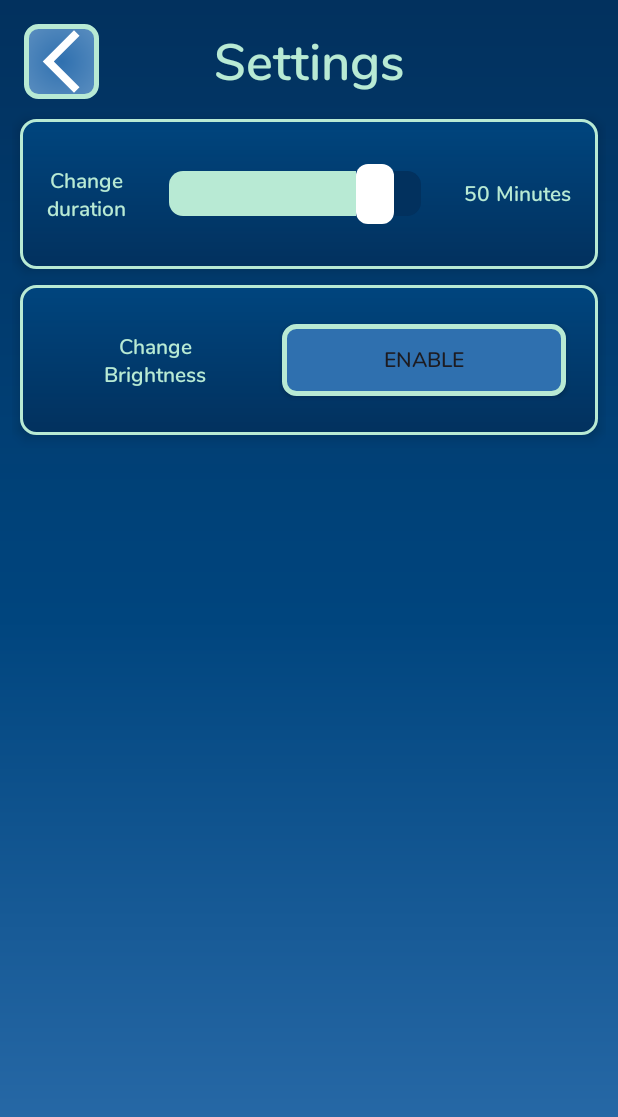
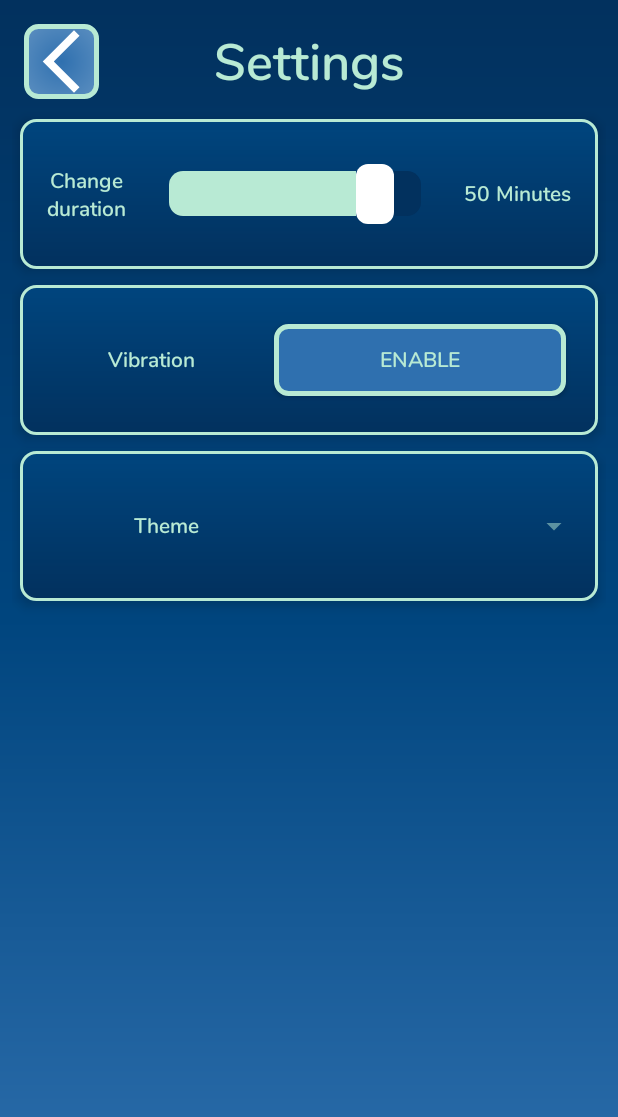
Before and after one commit to RecoNike/Concentrate_, an Android app: the SettingsActivity screen opened directly, with no data from a screen before it, on a phone screen of 412 x 824 dp. Shown: the top 1117 px of the screen. Run offline under Robolectric (Android 15) with nearby library versions, the phone set to English and light mode, and no system bars.

Commit message:
new theme added

```diff
--- a/app/src/main/res/drawable/background_gradient.xml
+++ b/app/src/main/res/drawable/background_gradient.xml
@@ -2,9 +2,9 @@
 <shape xmlns:android="http://schemas.android.com/apk/res/android"
     android:shape="rectangle">
     <gradient
-        android:startColor="@color/bg_gradientStart"
-        android:centerColor="@color/bg_gradientCenter"
-        android:endColor="@color/bg_gradientEnd"
+        android:startColor="?attr/colorPrimary"
+        android:centerColor="?attr/colorPrimaryDark"
+        android:endColor="?attr/colorAccent"
         android:centerY="0.5"
         android:angle="90"
         android:type="linear"/>
--- a/app/src/main/res/drawable/custom_seek_bar.xml
+++ b/app/src/main/res/drawable/custom_seek_bar.xml
@@ -3,7 +3,7 @@
     <!-- color, size, shape height of seekbar -->
     <item android:gravity="center_vertical">
         <shape android:shape="rectangle">
-            <solid android:color="@color/bg_gradientEnd"/>
+            <solid android:color="?attr/colorAccent"/>
             <size android:height="30dp"/>
             <corners android:radius="9dp"/>
         </shape>
@@ -16,7 +16,7 @@
                     android:drawable="@color/black"/>
                 <item>
                     <shape android:shape="rectangle">
-                        <solid android:color="@color/textColor"/>
+                        <solid android:color="?attr/colorOutline"/>
                         <size android:height="30dp"/>
                         <corners android:radius="9dp"/>
                     </shape>
--- a/app/src/main/res/drawable/list_item_bg.xml
+++ b/app/src/main/res/drawable/list_item_bg.xml
@@ -2,8 +2,8 @@
     xmlns:android="http://schemas.android.com/apk/res/android">
     <corners android:radius="10dp"/>
     <gradient
-        android:startColor="@color/bg_gradientEnd"
-        android:endColor="@color/bg_gradientCenter"
+        android:startColor="?attr/colorAccent"
+        android:endColor="?attr/colorPrimaryDark"
         android:gradientRadius="300dp"
         android:angle="90"
         android:type="linear"/>
--- a/app/src/main/res/drawable/settings_button_background.xml
+++ b/app/src/main/res/drawable/settings_button_background.xml
@@ -2,7 +2,7 @@
 <shape xmlns:android="http://schemas.android.com/apk/res/android"
     android:shape="rectangle">
     <gradient
-        android:startColor="@color/bg_gradientStart"
+        android:startColor="?attr/colorPrimary"
         android:centerColor="@color/white"
         android:endColor="@color/white"
         android:gradientRadius="300dp"
@@ -11,7 +11,7 @@
     <corners
         android:radius="8dp"/>
     <stroke
-        android:color="@color/textColor"
+        android:color="?attr/colorOutline"
         android:width="3dp"
         />
 
--- a/app/src/main/res/drawable/start_button_shape.xml
+++ b/app/src/main/res/drawable/start_button_shape.xml
@@ -2,15 +2,15 @@
 <shape xmlns:android="http://schemas.android.com/apk/res/android"
     android:shape="rectangle">
     <gradient
-        android:startColor="@color/bg_gradientStart"
-        android:endColor="@color/bg_gradientEnd"
+        android:startColor="?attr/colorPrimary"
+        android:endColor="?attr/colorAccent"
         android:gradientRadius="300dp"
 
         android:type="radial"/>
     <corners
         android:radius="8dp"/>
     <stroke
-        android:color="@color/textColor"
+        android:color="?attr/colorOutline"
         android:width="3dp"
         />
 
--- a/app/src/main/res/layout/activity_main.xml
+++ b/app/src/main/res/layout/activity_main.xml
@@ -13,12 +13,12 @@
         android:layout_width="300dp"
         android:layout_height="300dp"
         android:elevation="10dp"
-        app:cpb_background_progressbar_color="#b6bbd8"
+        app:cpb_background_progressbar_color="#33FFFFFF"
         app:cpb_background_progressbar_width="5dp"
         app:cpb_progress="10"
         app:cpb_progress_direction="to_right"
-        app:cpb_progressbar_color_end="#03A9F4"
-        app:cpb_progressbar_color_start="#3f51b5"
+        app:cpb_progressbar_color_end="?attr/cpb_background_progressbar_color"
+        app:cpb_progressbar_color_start="?attr/cpb_background_progressbar_color"
         app:cpb_progressbar_width="10dp"
         app:cpb_round_border="false"
         app:layout_constraintBottom_toBottomOf="parent"
--- a/app/src/main/res/layout/activity_settings.xml
+++ b/app/src/main/res/layout/activity_settings.xml
@@ -94,7 +94,7 @@
                 android:layout_height="wrap_content"
                 android:layout_weight=".15"
                 android:fontFamily="@font/nunito_semibold"
-                android:text="Change\nBrightness"
+                android:text="Vibration"
                 android:textAlignment="center"
                 android:textColor="@color/textColor" />
 
@@ -115,6 +115,33 @@
 
         </LinearLayout>
 
+        <LinearLayout
+            android:layout_width="match_parent"
+            android:layout_height="100dp"
+            android:layout_margin="5dp"
+            android:background="@drawable/list_item_bg"
+            android:elevation="5dp"
+            android:gravity="center"
+            android:orientation="horizontal"
+            android:padding="5dp" >
+
+            <TextView
+                android:id="@+id/textView9"
+                android:layout_width="wrap_content"
+                android:layout_height="wrap_content"
+                android:layout_weight="1"
+                android:fontFamily="@font/nunito_semibold"
+                android:text="Theme"
+                android:textAlignment="center"
+                android:textColor="@color/textColor" />
+
+            <Spinner
+                android:id="@+id/spinner"
+                android:layout_width="wrap_content"
+                android:layout_height="wrap_content"
+                android:layout_weight="1" />
+        </LinearLayout>
+
     </LinearLayout>
 
     <TextView
--- a/app/src/main/res/values-night/themes.xml
+++ b/app/src/main/res/values-night/themes.xml
@@ -3,6 +3,28 @@
     <style name="Base.Theme.Concentrate" parent="Theme.Material3.DayNight.NoActionBar">
         <!-- Customize your dark theme here. -->
         <!-- <item name="colorPrimary">@color/my_dark_primary</item> -->
+        <item name="colorPrimary">@color/bg_gradientStart</item>
+        <item name="colorPrimaryDark">@color/bg_gradientCenter</item>
+        <item name="colorAccent">@color/bg_gradientEnd</item>
+        <item name="android:textColorPrimary">@color/textColor</item>
+        <item name="android:textColorSecondary">@color/lightTextColor</item>
+        <item name="colorOutline">@color/textColor</item>
+
+        <item name="cpb_background_progressbar_color">@color/progress</item>
+
         <item name="android:statusBarColor">@color/bg_gradientEnd</item>
     </style>
+
+    <style name="GreenTheme" parent="Theme.Material3.DayNight.NoActionBar">
+
+        <item name="colorPrimary">@color/bg_gradientStartG</item>
+        <item name="colorPrimaryDark">@color/bg_gradientCenterG</item>
+        <item name="colorAccent">@color/bg_gradientEndG</item>
+        <item name="android:textColorPrimary">@color/textColorG</item>
+        <item name="android:textColorSecondary">@color/lightTextColorG</item>
+
+        <item name="cpb_background_progressbar_color">@color/progressG</item>
+
+        <item name="android:statusBarColor">@color/bg_gradientEndG</item>
+    </style>
 </resources>
--- a/app/src/main/res/values/themes.xml
+++ b/app/src/main/res/values/themes.xml
@@ -3,7 +3,29 @@
     <style name="Base.Theme.Concentrate" parent="Theme.Material3.DayNight.NoActionBar">
         <!-- Customize your light theme here. -->
         <!-- <item name="colorPrimary">@color/my_light_primary</item> -->
+        <item name="colorPrimary">@color/bg_gradientStart</item>
+        <item name="colorPrimaryDark">@color/bg_gradientCenter</item>
+        <item name="colorAccent">@color/bg_gradientEnd</item>
+        <item name="android:textColorPrimary">@color/textColor</item>
+        <item name="android:textColorSecondary">@color/lightTextColor</item>
+        <item name="colorOutline">@color/textColor</item>
+
+        <item name="cpb_background_progressbar_color">@color/progress</item>
+
         <item name="android:statusBarColor">@color/bg_gradientEnd</item>
+    </style>
+
+    <style name="GreenTheme" parent="Theme.Material3.DayNight.NoActionBar">
+
+        <item name="colorPrimary">@color/bg_gradientStartG</item>
+        <item name="colorPrimaryDark">@color/bg_gradientCenterG</item>
+        <item name="colorAccent">@color/bg_gradientEndG</item>
+        <item name="android:textColorPrimary">@color/textColorG</item>
+        <item name="android:textColorSecondary">@color/lightTextColorG</item>
+
+        <item name="cpb_background_progressbar_color">@color/progressG</item>
+
+        <item name="android:statusBarColor">@color/bg_gradientEndG</item>
     </style>
 
     <style name="Theme.Concentrate" parent="Base.Theme.Concentrate" />
```
Also changed, not shown: app/src/main/res/values/colors.xml (+9 -0 lines).
